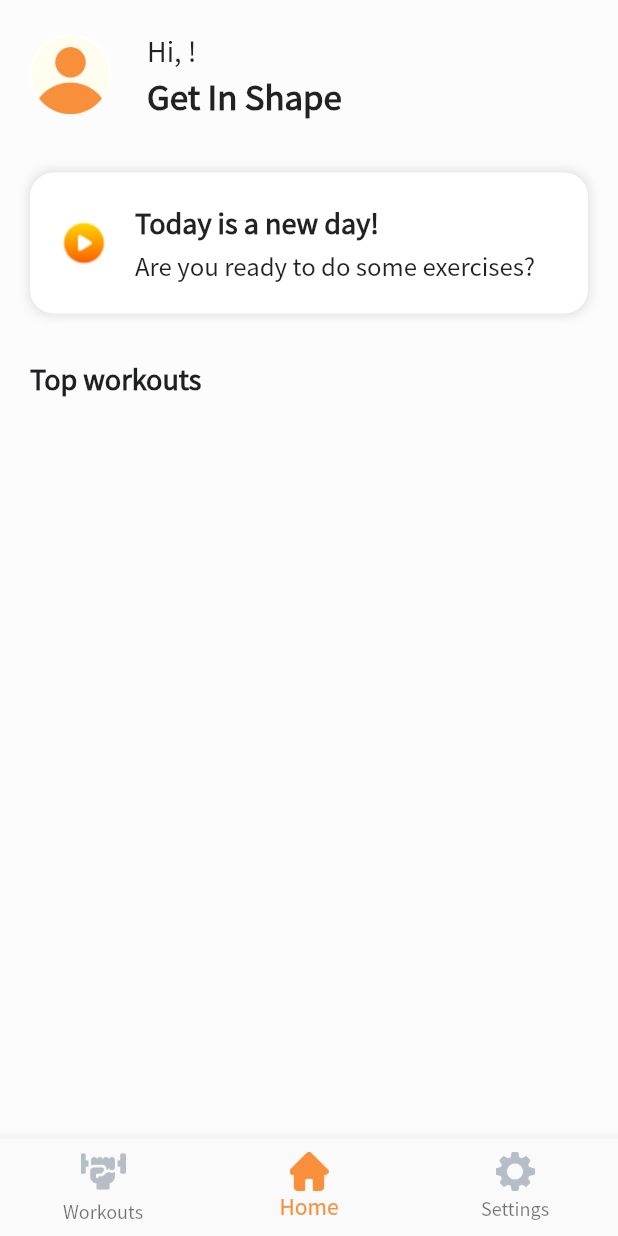
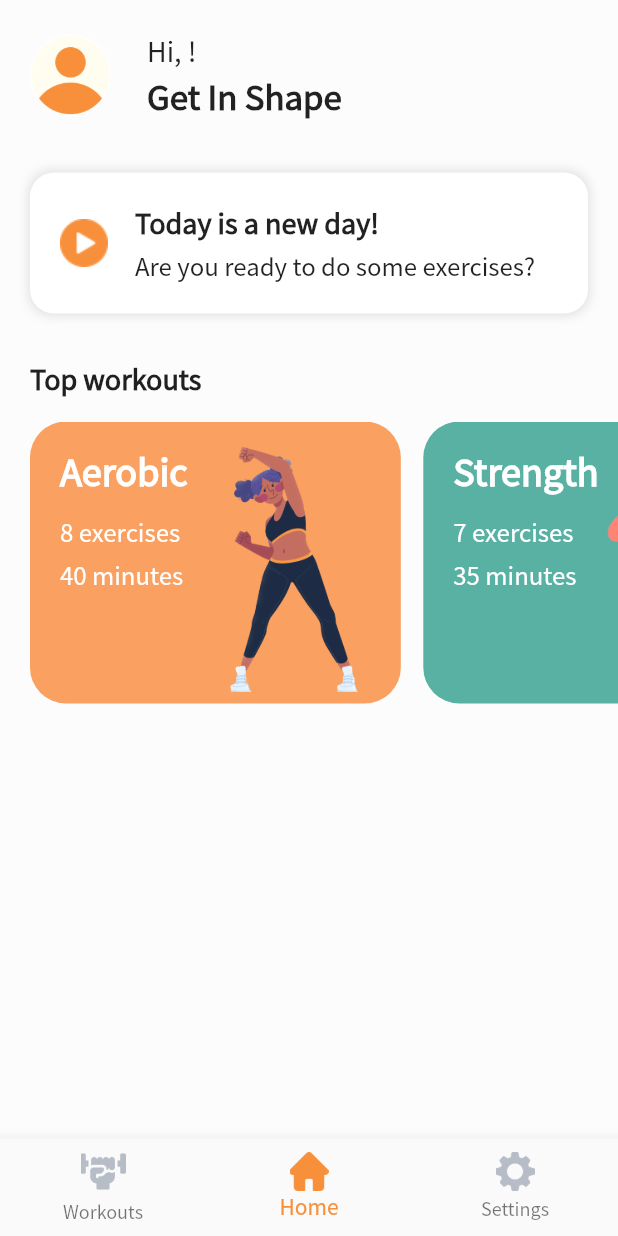
Before and after one commit to irena-grigoryan/fitness_app, a Flutter app: the MainContent screen opened directly, on a phone screen of 412 x 824 dp. Run offline on Flutter 3.47's test engine with Material 2 defaults, Android fonts, the phone set to English and light mode, and no system bars; our stand-ins replace bloc, dots_indicator, equatable, firebase_auth, firebase_core, firebase_storage and 7 more; accounts and stored records are empty.

Commit message:
home screen updates

```diff
--- a/lib/core/constants/color_constants.dart
+++ b/lib/core/constants/color_constants.dart
@@ -17,4 +17,8 @@ class ColorConstants {
   static const errorColor = Color(0xFFF25252);
 
   static const backgroundColor = Color(0xFFFCFCFC);
+
+  static const strengthColor = Color(0xFF59B1A4);
+
+  static const aerobicColor = Color(0xFFFAA060);
 }
--- a/lib/core/constants/data_constants.dart
+++ b/lib/core/constants/data_constants.dart
@@ -1,5 +1,6 @@
 import 'package:fitness_app/core/constants/path_constants.dart';
 import 'package:fitness_app/core/constants/text_constants.dart';
+import 'package:fitness_app/data/workouts_data.dart';
 
 import 'package:fitness_app/screens/introduction/widget/introduction_content.dart';
 
@@ -34,4 +35,19 @@ class DataConstants {
     TextConstants.saturday,
     TextConstants.sunday,
   ];
+
+  static final List<WorkoutData> homeWorkouts = [
+    WorkoutData(
+      title: TextConstants.aerobicTitle,
+      exercises: TextConstants.aerobicExercises,
+      minutes: TextConstants.aerobicMinutes,
+      image: PathConstants.aerobic,
+    ),
+    WorkoutData(
+      title: TextConstants.strengthTitle,
+      exercises: TextConstants.strengthExercises,
+      minutes: TextConstants.strengthMinutes,
+      image: PathConstants.strength,
+    ),
+  ];
 }
--- a/lib/core/constants/path_constants.dart
+++ b/lib/core/constants/path_constants.dart
@@ -19,6 +19,8 @@ class PathConstants {
   static const String profile = 'assets/images/home/ic_profile.png';
   static const String progress = 'assets/icons/home/ic_progress.png';
   static const String play = 'assets/icons/home/ic_play.png';
+  static const String aerobic = 'assets/images/home/aerobic.png';
+  static const String strength = 'assets/images/home/strength.png';
 
   //Settings
   static const String logout = 'assets/icons/settings/ic_logout.png';
--- a/lib/core/constants/text_constants.dart
+++ b/lib/core/constants/text_constants.dart
@@ -105,4 +105,14 @@ class TextConstants {
   static const String topWorkouts = 'Top workouts';
   static const String newDay = 'Today is a new day!';
   static const String exerciseOffer = 'Are you ready to do some exercises?';
+
+  // Aerobic card
+  static const String aerobicTitle = 'Aerobic';
+  static const String aerobicExercises = '8';
+  static const String aerobicMinutes = '40';
+
+  // Strength card
+  static const String strengthTitle = 'Strength';
+  static const String strengthExercises = '7';
+  static const String strengthMinutes = '35';
 }
--- /dev/null
+++ b/lib/data/workouts_data.dart
@@ -0,0 +1,26 @@
+import 'package:fitness_app/data/workouts_details_data.dart';
+
+class WorkoutData {
+  final String? title;
+  final String? exercises;
+  final String? minutes;
+  final int? currentProgress;
+  final int? progress;
+  final String? image;
+  final List<WorkoutDetailsData>? workoutDetailsList;
+
+  WorkoutData({
+    this.title,
+    this.exercises,
+    this.minutes,
+    this.currentProgress,
+    this.progress,
+    this.image,
+    this.workoutDetailsList,
+  });
+
+  @override
+  String toString() {
+    return 'WorkoutData(title: $title, exercises: $exercises, minutes: $minutes, currentProgress: $currentProgress, progress: $progress, image: $image, workoutDetailsList: $workoutDetailsList,)';
+  }
+}
--- /dev/null
+++ b/lib/data/workouts_details_data.dart
@@ -0,0 +1,22 @@
+class WorkoutDetailsData {
+  final String? title;
+  final int? minutes;
+  final double? progress;
+  final String? video;
+  final String? description;
+  final List<String>? steps;
+
+  WorkoutDetailsData({
+    this.title,
+    this.minutes,
+    this.progress,
+    this.video,
+    this.description,
+    this.steps,
+  });
+
+  @override
+  String toString() {
+    return 'WorkoutDetailsData(title: $title, minutes: $minutes, progress: $progress, video: $video)';
+  }
+}
--- a/lib/screens/home/widget/home_content.dart
+++ b/lib/screens/home/widget/home_content.dart
@@ -1,7 +1,9 @@
 import 'package:fitness_app/core/constants/color_constants.dart';
+import 'package:fitness_app/core/constants/data_constants.dart';
 import 'package:fitness_app/core/constants/path_constants.dart';
 import 'package:fitness_app/core/constants/text_constants.dart';
 import 'package:fitness_app/screens/home/home_cubit.dart';
+import 'package:fitness_app/screens/home/widget/home_workout_card.dart';
 import 'package:flutter/material.dart';
 import 'package:flutter_bloc/flutter_bloc.dart';
 
@@ -64,6 +66,29 @@ class _HomeContentState extends State<HomeContent> {
               fontSize: 18,
               fontWeight: FontWeight.bold,
             ),
+          ),
+        ),
+        const SizedBox(height: 15),
+        SizedBox(
+          height: 188,
+          child: ListView(
+            scrollDirection: Axis.horizontal,
+            children: [
+              const SizedBox(width: 20),
+              WorkoutCard(
+                  color: ColorConstants.aerobicColor,
+                  workout: DataConstants.homeWorkouts[0],
+                  onTap: () {
+                    // go to detail screen
+                  }),
+              const SizedBox(width: 15),
+              WorkoutCard(
+                  color: ColorConstants.strengthColor,
+                  workout: DataConstants.homeWorkouts[1],
+                  onTap: () {
+                    // go to detail screen
+                  }),
+            ],
           ),
         ),
       ],
--- /dev/null
+++ b/lib/screens/home/widget/home_workout_card.dart
@@ -0,0 +1,85 @@
+import 'package:fitness_app/core/constants/color_constants.dart';
+import 'package:fitness_app/data/workouts_data.dart';
+import 'package:flutter/material.dart';
+
+class WorkoutCard extends StatelessWidget {
+  final Color color;
+  final WorkoutData workout;
+  final VoidCallback onTap;
+
+  const WorkoutCard({
+    super.key,
+    required this.color,
+    required this.workout,
+    required this.onTap,
+  });
+  @override
+  Widget build(BuildContext context) {
+    final screenWidth = MediaQuery.of(context).size.width;
+    return GestureDetector(
+      onTap: onTap,
+      child: Container(
+        padding: const EdgeInsets.only(
+          left: 20,
+          top: 10,
+          right: 12,
+        ),
+        height: 160,
+        width: screenWidth * 0.6,
+        decoration: BoxDecoration(
+          borderRadius: BorderRadius.circular(24),
+          color: color,
+        ),
+        child: Stack(
+          children: [
+            Row(
+              mainAxisAlignment: MainAxisAlignment.spaceBetween,
+              children: [
+                Column(
+                  crossAxisAlignment: CrossAxisAlignment.start,
+                  children: [
+                    const SizedBox(height: 5),
+                    Text(
+                      workout.title!,
+                      style: TextStyle(
+                        color: ColorConstants.white,
+                        fontSize: 24,
+                        fontWeight: FontWeight.bold,
+                      ),
+                    ),
+                    const SizedBox(height: 10),
+                    Text(
+                      "${workout.exercises} exercises",
+                      style: TextStyle(
+                        color: ColorConstants.white,
+                        fontSize: 16,
+                        fontWeight: FontWeight.w500,
+                      ),
+                    ),
+                    const SizedBox(height: 5),
+                    Text(
+                      "${workout.minutes} minutes",
+                      style: TextStyle(
+                        color: ColorConstants.white,
+                        fontSize: 16,
+                        fontWeight: FontWeight.w500,
+                      ),
+                    ),
+                  ],
+                ),
+              ],
+            ),
+            Positioned(
+              width: 108,
+              right: 6,
+              bottom: 8,
+              child: Image(
+                image: AssetImage(workout.image!),
+              ),
+            ),
+          ],
+        ),
+      ),
+    );
+  }
+}
```
Also changed, not shown: assets/icons/home/ic_play.png, assets/images/home/aerobic.png (added), assets/images/home/strength.png (added).
